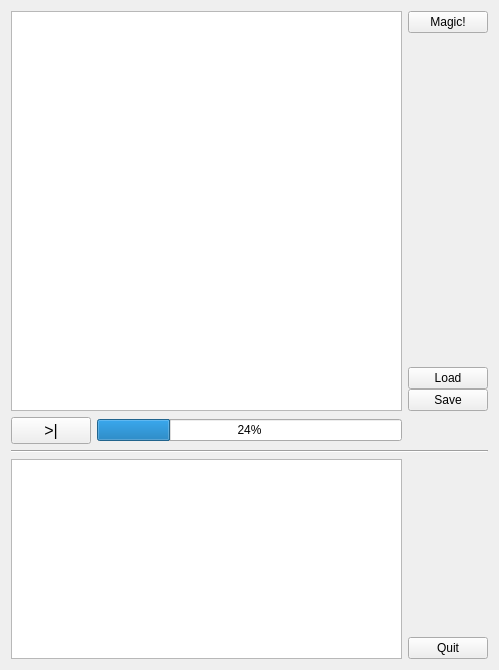
Old version of the form resource/pattern_manager_widget.ui in the repository teknologisk-institut/rqt_pattern_manager.
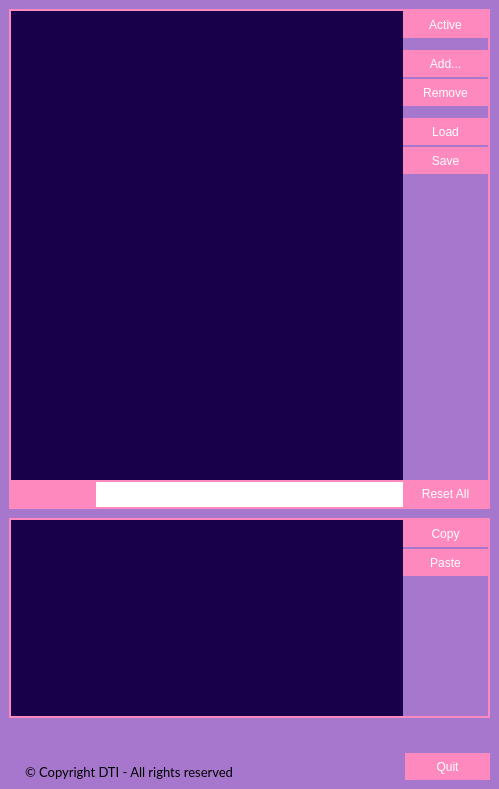
New version of the form. Icons and pictures are not drawn.

Commit message: updated and added features to main and create widgets

```diff
--- a/resource/pattern_manager_widget.ui
+++ b/resource/pattern_manager_widget.ui
@@ -7,7 +7,7 @@
     <x>0</x>
     <y>0</y>
     <width>499</width>
-    <height>670</height>
+    <height>789</height>
    </rect>
   </property>
   <property name="sizePolicy">
@@ -19,7 +19,7 @@
   <property name="minimumSize">
    <size>
     <width>499</width>
-    <height>670</height>
+    <height>789</height>
    </size>
   </property>
   <property name="contextMenuPolicy">
@@ -28,45 +28,314 @@
   <property name="windowTitle">
    <string>Pattern Manager</string>
   </property>
-  <layout class="QGridLayout" name="gridLayout">
-   <item row="1" column="0" rowspan="4">
-    <layout class="QVBoxLayout" name="verticalLayout_3">
+  <property name="windowIcon">
+   <iconset>
+    <normaloff>resource_dti_logo_small.png</normaloff>resource_dti_logo_small.png</iconset>
+  </property>
+  <property name="autoFillBackground">
+   <bool>false</bool>
+  </property>
+  <property name="styleSheet">
+   <string notr="true">* {
+	font: &quot;Lato&quot;;
+}
+
+/*
+QPushButton {
+	color: white;
+	background-color: #7d7d7d;
+	border: none;
+	height: 27px;
+	width: 85px;
+}
+
+QPushButton:hover {
+    background: #5a8ab4;
+}
+
+QTreeView {
+	background-color: #272727;
+	border: none;
+}
+
+QTreeView::branch {
+	background-color: #272727;
+}
+
+QTreeView::item:selected {
+	background-color: #383838;
+	border-left: 1px solid rgb(237, 26, 59);
+	color: white;
+}
+
+QTableView {
+	background-color: #272727;
+	border: none;
+}
+
+QTableView::item {
+	color: white;
+}
+
+QHeaderView {
+	background-color: #565656;
+}
+
+QHeaderView::section {
+	color: white;
+	background-color: #565656;
+	border-bottom: 1px solid black;
+}
+
+QWidget#containerWidget {
+	background-color: #565656;
+}
+
+QWidget#bottomWidget, QWidget#topWidget{
+     border-style: solid;
+     border-width: 2px;
+     border-color: #7d7d7d;
+}
+
+QProgressBar {
+	width: 27px;
+	border: none;
+	border-top: 2px solid #7d7d7d;
+}
+
+QProgressBar::chunk {
+	background-color: rgb(237, 26, 59);
+}
+*/
+
+/*** ALTERNATIVE STYLE (LITERALLY) ***/
+
+QPushButton {
+	color: white;
+	background-color: rgb(254, 137, 190);
+	border: none;
+	height: 27px;
+	width: 85px;
+}
+
+QPushButton:hover {
+	background: rgb(255, 171, 209)
+}
+
+QTreeView {
+	background-color: rgb(24, 1, 74);
+	border: none;
+}
+
+QTreeView::branch {
+	background-color: rgb(24, 1, 74);
+}
+
+QTreeView::item:selected {
+	background-color: rgb(68, 46, 117);
+	border-left: 1px solid rgb(254, 137, 190);
+	color: rgb(254, 137, 190);
+}
+
+QTableView {
+	background-color: rgb(24, 1, 74);
+	selection-color: rgb(254, 137, 190);
+	border: none;
+}
+
+QTableView::item {
+	color: white;
+}
+
+QTableView::item:selected {
+	background-color: rgb(68, 46, 117);
+}
+
+QHeaderView {
+	background-color: rgb(128, 95, 155);
+}
+
+QHeaderView::section {
+	color: white;
+	background-color: rgb(128, 95, 155);
+	border-bottom: 1px solid black;
+}
+
+QWidget#containerWidget {
+	background-color: rgb(166, 119, 205);
+}
+
+QWidget#bottomWidget, QWidget#topWidget{
+   	border-style: solid;
+	border-width: 2px;
+	border-color: rgb(254, 137, 190);
+}
+
+QProgressBar {
+	width: 27px;
+	border: none;
+	border-top: 2px solid rgb(254, 137, 190);
+}
+
+QProgressBar::chunk {
+	background-color: rgb(139, 195, 255); 
+}
+</string>
+  </property>
+  <layout class="QVBoxLayout" name="verticalLayout_6">
+   <property name="spacing">
+    <number>6</number>
+   </property>
+   <property name="leftMargin">
+    <number>0</number>
+   </property>
+   <property name="topMargin">
+    <number>0</number>
+   </property>
+   <property name="rightMargin">
+    <number>0</number>
+   </property>
+   <property name="bottomMargin">
+    <number>0</number>
+   </property>
+   <item>
+    <widget class="QWidget" name="containerWidget" native="true">
+     <layout class="QVBoxLayout" name="verticalLayout_5">
+      <property name="spacing">
+       <number>0</number>
+      </property>
+      <property name="leftMargin">
+       <number>9</number>
+      </property>
+      <item>
+       <widget class="QWidget" name="topWidget" native="true">
+        <property name="minimumSize">
+         <size>
+          <width>0</width>
+          <height>500</height>
+         </size>
+        </property>
+        <layout class="QVBoxLayout" name="verticalLayout_8">
+         <property name="spacing">
+          <number>0</number>
+         </property>
+         <property name="leftMargin">
+          <number>2</number>
+         </property>
+         <property name="topMargin">
+          <number>2</number>
+         </property>
+         <property name="rightMargin">
+          <number>2</number>
+         </property>
+         <property name="bottomMargin">
+          <number>2</number>
+         </property>
+         <item>
+          <layout class="QHBoxLayout" name="horizontalLayout">
+           <property name="spacing">
+            <number>0</number>
+           </property>
      <item>
       <widget class="QTreeView" name="treeView">
        <property name="minimumSize">
         <size>
-         <width>388</width>
-         <height>400</height>
+               <width>0</width>
+               <height>0</height>
         </size>
        </property>
        <property name="accessibleName">
         <string>treeView</string>
        </property>
-      </widget>
-     </item>
-    </layout>
-   </item>
-   <item row="1" column="1" rowspan="4">
+             <property name="frameShadow">
+              <enum>QFrame::Plain</enum>
+             </property>
+            </widget>
+           </item>
+           <item>
     <layout class="QVBoxLayout" name="verticalLayout">
      <property name="spacing">
+              <number>2</number>
+             </property>
+             <property name="bottomMargin">
       <number>0</number>
      </property>
      <item>
       <widget class="QPushButton" name="magicButton">
        <property name="text">
-        <string>Magic!</string>
-       </property>
+                <string>Active</string>
+               </property>
+               <property name="autoDefault">
+                <bool>false</bool>
+               </property>
+               <property name="default">
+                <bool>false</bool>
+               </property>
+               <property name="flat">
+                <bool>false</bool>
+               </property>
       </widget>
      </item>
      <item>
-      <spacer name="verticalSpacer_3">
+              <spacer name="verticalSpacer">
        <property name="orientation">
         <enum>Qt::Vertical</enum>
        </property>
+               <property name="sizeType">
+                <enum>QSizePolicy::Fixed</enum>
+               </property>
        <property name="sizeHint" stdset="0">
         <size>
          <width>20</width>
-         <height>40</height>
+                 <height>10</height>
+                </size>
+               </property>
+              </spacer>
+             </item>
+             <item>
+              <widget class="QPushButton" name="addButton">
+               <property name="text">
+                <string>Add...</string>
+               </property>
+               <property name="autoDefault">
+                <bool>false</bool>
+               </property>
+               <property name="default">
+                <bool>false</bool>
+               </property>
+               <property name="flat">
+                <bool>false</bool>
+               </property>
+              </widget>
+             </item>
+             <item>
+              <widget class="QPushButton" name="removeButton">
+               <property name="text">
+                <string>Remove</string>
+               </property>
+               <property name="autoDefault">
+                <bool>false</bool>
+               </property>
+               <property name="default">
+                <bool>false</bool>
+               </property>
+               <property name="flat">
+                <bool>false</bool>
+               </property>
+              </widget>
+             </item>
+             <item>
+              <spacer name="verticalSpacer_2">
+               <property name="orientation">
+                <enum>Qt::Vertical</enum>
+               </property>
+               <property name="sizeType">
+                <enum>QSizePolicy::Fixed</enum>
+               </property>
+               <property name="sizeHint" stdset="0">
+                <size>
+                 <width>20</width>
+                 <height>10</height>
         </size>
        </property>
       </spacer>
@@ -76,6 +345,15 @@
        <property name="text">
         <string>Load</string>
        </property>
+               <property name="autoDefault">
+                <bool>false</bool>
+               </property>
+               <property name="default">
+                <bool>false</bool>
+               </property>
+               <property name="flat">
+                <bool>false</bool>
+               </property>
       </widget>
      </item>
      <item>
@@ -83,39 +361,393 @@
        <property name="text">
         <string>Save</string>
        </property>
-      </widget>
-     </item>
-    </layout>
-   </item>
-   <item row="10" column="0">
+               <property name="autoDefault">
+                <bool>false</bool>
+               </property>
+               <property name="default">
+                <bool>false</bool>
+               </property>
+               <property name="flat">
+                <bool>false</bool>
+               </property>
+              </widget>
+             </item>
+             <item>
+              <spacer name="verticalSpacer_3">
+               <property name="orientation">
+                <enum>Qt::Vertical</enum>
+               </property>
+               <property name="sizeHint" stdset="0">
+                <size>
+                 <width>20</width>
+                 <height>40</height>
+                </size>
+               </property>
+              </spacer>
+             </item>
+            </layout>
+           </item>
+          </layout>
+         </item>
+         <item>
+          <widget class="QWidget" name="horizontalWidget" native="true">
+           <layout class="QHBoxLayout" name="horizontalLayout_5">
+            <property name="spacing">
+             <number>0</number>
+            </property>
+            <property name="leftMargin">
+             <number>0</number>
+            </property>
+            <property name="topMargin">
+             <number>0</number>
+            </property>
+            <property name="rightMargin">
+             <number>0</number>
+            </property>
+            <property name="bottomMargin">
+             <number>0</number>
+            </property>
+            <item>
+             <widget class="QPushButton" name="stepButton">
+              <property name="font">
+               <font>
+                <family>Lato</family>
+                <pointsize>11</pointsize>
+                <weight>50</weight>
+                <italic>false</italic>
+                <bold>false</bold>
+               </font>
+              </property>
+              <property name="toolTip">
+               <string>Step through iteration</string>
+              </property>
+              <property name="text">
+               <string/>
+              </property>
+              <property name="icon">
+               <iconset>
+                <normaloff>../../../../../Pictures/blue_dolphin2.png</normaloff>../../../../../Pictures/blue_dolphin2.png</iconset>
+              </property>
+              <property name="iconSize">
+               <size>
+                <width>32</width>
+                <height>32</height>
+               </size>
+              </property>
+              <property name="autoDefault">
+               <bool>false</bool>
+              </property>
+              <property name="default">
+               <bool>false</bool>
+              </property>
+              <property name="flat">
+               <bool>false</bool>
+              </property>
+             </widget>
+            </item>
+            <item>
+             <widget class="QProgressBar" name="progressBar">
+              <property name="minimumSize">
+               <size>
+                <width>0</width>
+                <height>0</height>
+               </size>
+              </property>
+              <property name="maximumSize">
+               <size>
+                <width>16777215</width>
+                <height>27</height>
+               </size>
+              </property>
+              <property name="value">
+               <number>0</number>
+              </property>
+              <property name="textVisible">
+               <bool>false</bool>
+              </property>
+              <property name="invertedAppearance">
+               <bool>true</bool>
+              </property>
+             </widget>
+            </item>
+            <item>
+             <widget class="QPushButton" name="resetButton">
+              <property name="text">
+               <string>Reset All</string>
+              </property>
+              <property name="autoDefault">
+               <bool>false</bool>
+              </property>
+              <property name="default">
+               <bool>false</bool>
+              </property>
+              <property name="flat">
+               <bool>false</bool>
+              </property>
+             </widget>
+            </item>
+           </layout>
+          </widget>
+         </item>
+        </layout>
+       </widget>
+      </item>
+      <item>
+       <spacer name="verticalSpacer_6">
+        <property name="orientation">
+         <enum>Qt::Vertical</enum>
+        </property>
+        <property name="sizeType">
+         <enum>QSizePolicy::Fixed</enum>
+        </property>
+        <property name="sizeHint" stdset="0">
+         <size>
+          <width>20</width>
+          <height>9</height>
+         </size>
+        </property>
+       </spacer>
+      </item>
+      <item>
+       <widget class="QWidget" name="bottomWidget" native="true">
+        <property name="minimumSize">
+         <size>
+          <width>450</width>
+          <height>200</height>
+         </size>
+        </property>
+        <property name="maximumSize">
+         <size>
+          <width>16777215</width>
+          <height>200</height>
+         </size>
+        </property>
+        <layout class="QHBoxLayout" name="horizontalLayout_2">
+         <property name="spacing">
+          <number>0</number>
+         </property>
+         <property name="leftMargin">
+          <number>2</number>
+         </property>
+         <property name="topMargin">
+          <number>2</number>
+         </property>
+         <property name="rightMargin">
+          <number>2</number>
+         </property>
+         <property name="bottomMargin">
+          <number>2</number>
+         </property>
+         <item>
     <widget class="QTableView" name="parameterView">
      <property name="sizePolicy">
-      <sizepolicy hsizetype="Preferred" vsizetype="Fixed">
+            <sizepolicy hsizetype="Expanding" vsizetype="Expanding">
        <horstretch>0</horstretch>
        <verstretch>0</verstretch>
       </sizepolicy>
      </property>
      <property name="minimumSize">
       <size>
-       <width>388</width>
-       <height>200</height>
+             <width>0</width>
+             <height>0</height>
       </size>
      </property>
      <property name="accessibleName">
       <string>parameterView</string>
      </property>
+           <property name="frameShadow">
+            <enum>QFrame::Plain</enum>
+           </property>
      <property name="editTriggers">
       <set>QAbstractItemView::AnyKeyPressed|QAbstractItemView::DoubleClicked|QAbstractItemView::EditKeyPressed</set>
      </property>
-    </widget>
-   </item>
-   <item row="10" column="1">
+           <attribute name="horizontalHeaderHighlightSections">
+            <bool>false</bool>
+           </attribute>
+          </widget>
+         </item>
+         <item>
     <layout class="QVBoxLayout" name="verticalLayout_2">
      <property name="spacing">
+            <number>2</number>
+           </property>
+           <property name="sizeConstraint">
+            <enum>QLayout::SetDefaultConstraint</enum>
+           </property>
+           <item>
+            <widget class="QPushButton" name="copyButton">
+             <property name="text">
+              <string>Copy</string>
+             </property>
+            </widget>
+           </item>
+           <item>
+            <widget class="QPushButton" name="pasteButton">
+             <property name="text">
+              <string>Paste</string>
+             </property>
+            </widget>
+           </item>
+           <item>
+            <spacer name="verticalSpacer_4">
+             <property name="orientation">
+              <enum>Qt::Vertical</enum>
+             </property>
+             <property name="sizeType">
+              <enum>QSizePolicy::Expanding</enum>
+             </property>
+             <property name="sizeHint" stdset="0">
+              <size>
+               <width>20</width>
+               <height>10</height>
+              </size>
+             </property>
+            </spacer>
+           </item>
+          </layout>
+         </item>
+        </layout>
+       </widget>
+      </item>
+      <item>
+       <spacer name="verticalSpacer_5">
+        <property name="orientation">
+         <enum>Qt::Vertical</enum>
+        </property>
+        <property name="sizeType">
+         <enum>QSizePolicy::Fixed</enum>
+        </property>
+        <property name="sizeHint" stdset="0">
+         <size>
+          <width>20</width>
+          <height>9</height>
+         </size>
+        </property>
+       </spacer>
+      </item>
+      <item>
+       <widget class="QWidget" name="" native="true">
+        <property name="minimumSize">
+         <size>
+          <width>481</width>
+          <height>53</height>
+         </size>
+        </property>
+        <property name="maximumSize">
+         <size>
+          <width>481</width>
+          <height>53</height>
+         </size>
+        </property>
+        <layout class="QHBoxLayout" name="horizontalLayout_7">
+         <property name="spacing">
       <number>0</number>
      </property>
+         <property name="sizeConstraint">
+          <enum>QLayout::SetDefaultConstraint</enum>
+         </property>
+         <property name="leftMargin">
+          <number>0</number>
+         </property>
+         <property name="topMargin">
+          <number>0</number>
+         </property>
+         <property name="rightMargin">
+          <number>0</number>
+         </property>
+         <property name="bottomMargin">
+          <number>0</number>
+         </property>
      <item>
-      <spacer name="verticalSpacer_2">
+          <widget class="QLabel" name="label">
+           <property name="maximumSize">
+            <size>
+             <width>50</width>
+             <height>50</height>
+            </size>
+           </property>
+           <property name="text">
+            <string/>
+           </property>
+           <property name="pixmap">
+            <pixmap>resource_dti_logo_small.png</pixmap>
+           </property>
+           <property name="scaledContents">
+            <bool>true</bool>
+           </property>
+          </widget>
+         </item>
+         <item>
+          <spacer name="horizontalSpacer_2">
+           <property name="orientation">
+            <enum>Qt::Horizontal</enum>
+           </property>
+           <property name="sizeType">
+            <enum>QSizePolicy::Fixed</enum>
+           </property>
+           <property name="sizeHint" stdset="0">
+            <size>
+             <width>9</width>
+             <height>20</height>
+            </size>
+           </property>
+          </spacer>
+         </item>
+         <item>
+          <widget class="QLabel" name="label_2">
+           <property name="font">
+            <font>
+             <family>Lato</family>
+             <pointsize>10</pointsize>
+             <weight>50</weight>
+             <italic>false</italic>
+             <bold>false</bold>
+             <kerning>true</kerning>
+            </font>
+           </property>
+           <property name="text">
+            <string>© Copyright DTI - All rights reserved</string>
+           </property>
+           <property name="textFormat">
+            <enum>Qt::AutoText</enum>
+           </property>
+           <property name="alignment">
+            <set>Qt::AlignBottom|Qt::AlignLeading|Qt::AlignLeft</set>
+           </property>
+           <property name="wordWrap">
+            <bool>false</bool>
+           </property>
+           <property name="margin">
+            <number>0</number>
+           </property>
+           <property name="indent">
+            <number>-1</number>
+           </property>
+           <property name="textInteractionFlags">
+            <set>Qt::NoTextInteraction</set>
+           </property>
+          </widget>
+         </item>
+         <item>
+          <spacer name="horizontalSpacer">
+           <property name="orientation">
+            <enum>Qt::Horizontal</enum>
+           </property>
+           <property name="sizeHint" stdset="0">
+            <size>
+             <width>40</width>
+             <height>20</height>
+            </size>
+           </property>
+          </spacer>
+         </item>
+         <item>
+          <layout class="QVBoxLayout" name="verticalLayout_3">
+           <property name="leftMargin">
+            <number>0</number>
+           </property>
+           <item>
+            <spacer name="verticalSpacer_7">
        <property name="orientation">
         <enum>Qt::Vertical</enum>
        </property>
@@ -132,44 +764,23 @@
        <property name="text">
         <string>Quit</string>
        </property>
-      </widget>
-     </item>
-    </layout>
-   </item>
-   <item row="7" column="0">
-    <layout class="QHBoxLayout" name="horizontalLayout">
-     <item>
-      <widget class="QPushButton" name="stepButton">
-       <property name="font">
-        <font>
-         <pointsize>12</pointsize>
-         <weight>50</weight>
-         <italic>false</italic>
-         <bold>false</bold>
-         <underline>false</underline>
-         <strikeout>false</strikeout>
-         <kerning>true</kerning>
-        </font>
-       </property>
-       <property name="text">
-        <string>&gt;|</string>
-       </property>
-      </widget>
-     </item>
-     <item>
-      <widget class="QProgressBar" name="progressBar">
-       <property name="value">
-        <number>24</number>
+             <property name="autoDefault">
+              <bool>false</bool>
+             </property>
+             <property name="default">
+              <bool>false</bool>
+             </property>
+             <property name="flat">
+              <bool>false</bool>
        </property>
       </widget>
      </item>
     </layout>
    </item>
-   <item row="8" column="0" colspan="2">
-    <widget class="Line" name="line_2">
-     <property name="orientation">
-      <enum>Qt::Horizontal</enum>
-     </property>
+        </layout>
+       </widget>
+      </item>
+     </layout>
     </widget>
    </item>
   </layout>
```
Left out of the diff: 2 changed lines with no effect on the pictures. Lines whose indentation alone changed are shown as unchanged. The commit also changes 4 other files.
